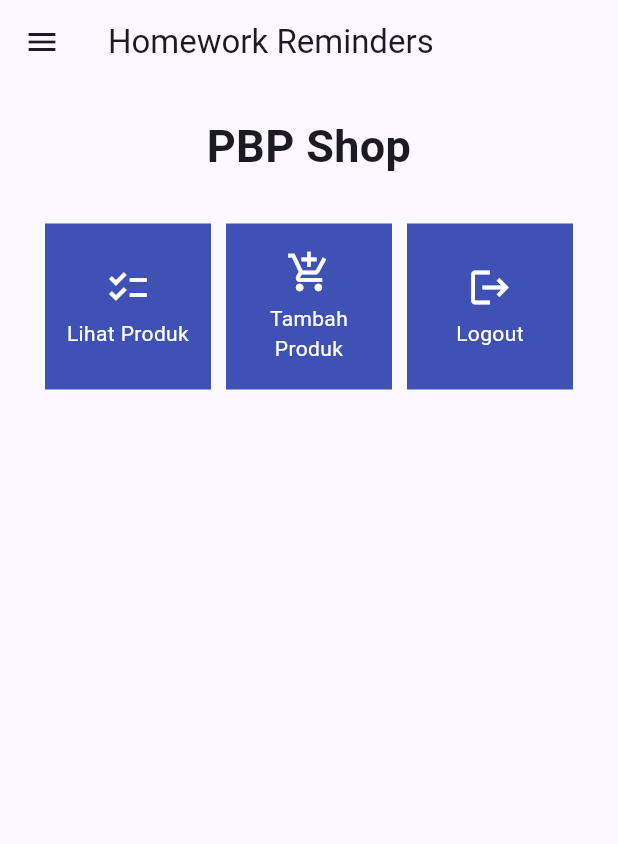
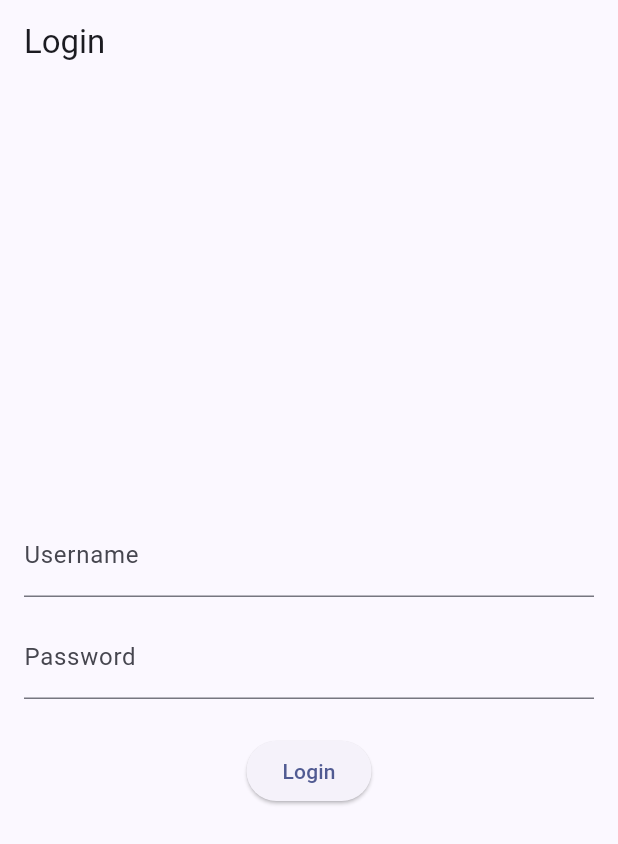
Before and after one commit to Metry630/homework_reminders-mobile, a Flutter app: the screen it shows after launch, on a phone screen of 412 x 824 dp. Shown: the top 844 px of the screen. Run offline on Flutter 3.47's test engine with Material 2 defaults, Android fonts, the phone set to English and light mode, and no system bars; missing offline and left inert: pbp_django_auth.

Commit message:
sudah bisa buka, belum ganti link jadi link deployment, masih ada error dengan get JSON dan django.db.utils.IntegrityError: NOT NULL constraint failed: main_product.amount waktu mau save

```diff
--- a/lib/main.dart
+++ b/lib/main.dart
@@ -1,7 +1,9 @@
 import 'package:flutter/material.dart';
+import 'package:pbp_django_auth/pbp_django_auth.dart';
+import 'package:provider/provider.dart';
+import 'package:homework_reminders/screens/login.dart';
 import 'package:homework_reminders/screens/menu.dart';
 
-// /Users/joshuajodrian/repos/flutter/bin
 void main() {
   runApp(const MyApp());
 }
@@ -12,28 +14,18 @@ class MyApp extends StatelessWidget {
   // This widget is the root of your application.
   @override
   Widget build(BuildContext context) {
-    return MaterialApp(
-      title: 'Flutter Demo',
-      theme: ThemeData(
-        // This is the theme of your application.
-        //
-        // TRY THIS: Try running your application with "flutter run". You'll see
-        // the application has a blue toolbar. Then, without quitting the app,
-        // try changing the seedColor in the colorScheme below to Colors.green
-        // and then invoke "hot reload" (save your changes or press the "hot
-        // reload" button in a Flutter-supported IDE, or press "r" if you used
-        // the command line to start the app).
-        //
-        // Notice that the counter didn't reset back to zero; the application
-        // state is not lost during the reload. To reset the state, use hot
-        // restart instead.
-        //
-        // This works for code too, not just values: Most code changes can be
-        // tested with just a hot reload.
-        colorScheme: ColorScheme.fromSeed(seedColor: Colors.indigo),
-        useMaterial3: true,
-      ),
-      home: MyHomePage(),
-    );
+    return Provider(
+        create: (_) {
+          CookieRequest request = CookieRequest();
+          return request;
+        },
+        child: MaterialApp(
+          title: 'Flutter Demo',
+          theme: ThemeData(
+            colorScheme: ColorScheme.fromSeed(seedColor: Colors.indigo),
+            useMaterial3: true,
+          ),
+          home: LoginPage(),
+        ));
   }
 }
--- /dev/null
+++ b/lib/screens/login.dart
@@ -0,0 +1,114 @@
+import 'package:homework_reminders/screens/menu.dart';
+import 'package:flutter/material.dart';
+import 'package:pbp_django_auth/pbp_django_auth.dart';
+import 'package:provider/provider.dart';
+
+void main() {
+  runApp(const LoginApp());
+}
+
+class LoginApp extends StatelessWidget {
+  const LoginApp({super.key});
+
+  @override
+  Widget build(BuildContext context) {
+    return MaterialApp(
+      title: 'Login',
+      theme: ThemeData(
+        primarySwatch: Colors.blue,
+      ),
+      home: const LoginPage(),
+    );
+  }
+}
+
+class LoginPage extends StatefulWidget {
+  const LoginPage({super.key});
+
+  @override
+  _LoginPageState createState() => _LoginPageState();
+}
+
+class _LoginPageState extends State<LoginPage> {
+  final TextEditingController _usernameController = TextEditingController();
+  final TextEditingController _passwordController = TextEditingController();
+
+  @override
+  Widget build(BuildContext context) {
+    final request = context.watch<CookieRequest>();
+    return Scaffold(
+      appBar: AppBar(
+        title: const Text('Login'),
+      ),
+      body: Container(
+        padding: const EdgeInsets.all(16.0),
+        child: Column(
+          mainAxisAlignment: MainAxisAlignment.center,
+          children: [
+            TextField(
+              controller: _usernameController,
+              decoration: const InputDecoration(
+                labelText: 'Username',
+              ),
+            ),
+            const SizedBox(height: 12.0),
+            TextField(
+              controller: _passwordController,
+              decoration: const InputDecoration(
+                labelText: 'Password',
+              ),
+              obscureText: true,
+            ),
+            const SizedBox(height: 24.0),
+            ElevatedButton(
+              onPressed: () async {
+                String username = _usernameController.text;
+                String password = _passwordController.text;
+
+                // Cek kredensial
+                // TODO: Ganti URL dan jangan lupa tambahkan trailing slash (/) di akhir URL!
+                // Untuk menyambungkan Android emulator dengan Django pada localhost,
+                // gunakan URL http://10.0.2.2/
+                final response =
+                    await request.login("http://127.0.0.1:8000/auth/login/", {
+                  'username': username,
+                  'password': password,
+                });
+
+                if (request.loggedIn) {
+                  String message = response['message'];
+                  String uname = response['username'];
+                  Navigator.pushReplacement(
+                    context,
+                    MaterialPageRoute(builder: (context) => MyHomePage()),
+                  );
+                  ScaffoldMessenger.of(context)
+                    ..hideCurrentSnackBar()
+                    ..showSnackBar(SnackBar(
+                        content: Text("$message Selamat datang, $uname.")));
+                } else {
+                  showDialog(
+                    context: context,
+                    builder: (context) => AlertDialog(
+                      title: const Text('Login Gagal'),
+                      content: Text(response['message']),
+                      actions: [
+                        TextButton(
+                          child: const Text('OK'),
+                          onPressed: () {
+                            Navigator.pop(context);
+                          },
+                        ),
+                      ],
+                    ),
+                  );
+                }
+              },
+              child: const Text('Login'),
+            ),
+          ],
+        ),
+      ),
+    );
+  }
+}
--- a/lib/screens/menu.dart
+++ b/lib/screens/menu.dart
@@ -1,55 +1,52 @@
 import 'package:flutter/material.dart';
+import 'package:flutter/material.dart';
+import 'package:homework_reminders/screens/menu.dart';
+import 'package:homework_reminders/widgets/left_drawer.dart';
+import 'package:homework_reminders/widgets/shop_card.dart';
 
-import 'package:homework_reminders/widgets/left_drawer.dart';
 import 'package:homework_reminders/screens/shoplist_form.dart';
 
-import 'package:homework_reminders/widgets/shop_card.dart';
 class MyHomePage extends StatelessWidget {
   MyHomePage({Key? key}) : super(key: key);
+
+  final List<ShopItem> items = [
+    ShopItem("Lihat Produk", Icons.checklist),
+    ShopItem("Tambah Produk", Icons.add_shopping_cart),
+    ShopItem("Logout", Icons.logout),
+  ];
 
   @override
   Widget build(BuildContext context) {
     return Scaffold(
       appBar: AppBar(
-                title: const Text(
-                'Homework Reminders',
+        title:
+            const Text('Shopping List', style: TextStyle(color: Colors.white)),
+        backgroundColor: Colors.indigo,
+        foregroundColor: Colors.white,
+      ),
+      drawer: const LeftDrawer(),
+      body: SingleChildScrollView(
+        child: Padding(
+          padding: const EdgeInsets.all(10.0),
+          child: Column(
+            children: <Widget>[
+              const Padding(
+                padding: EdgeInsets.only(top: 10, bottom: 10),
+                child: Text(
+                  "PBP Shop",
+                  textAlign: TextAlign.center,
+                  style: TextStyle(fontSize: 30, fontWeight: FontWeight.bold),
                 ),
               ),
-            drawer: const LeftDrawer(),
-
-            body: SingleChildScrollView(
-                // Widget wrapper yang dapat discroll
-                child: Padding(
-                padding: const EdgeInsets.all(10.0), // Set padding dari halaman
-                child: Column(
-                    // Widget untuk menampilkan children secara vertikal
-                    children: <Widget>[
-                    const Padding(
-                        padding: EdgeInsets.only(top: 10.0, bottom: 10.0),
-                        // Widget Text untuk menampilkan tulisan dengan alignment center dan style yang sesuai
-                        child: Text(
-                        'PBP Shop', // Text yang menandakan toko
-                        textAlign: TextAlign.center,
-                        style: TextStyle(
-                            fontSize: 30,
-                            fontWeight: FontWeight.bold,
-                        ),
-                        ),
-                    ),
-                    // Grid layout
               GridView.count(
-                        // Container pada card kita.
                 primary: true,
                 padding: const EdgeInsets.all(20),
                 crossAxisSpacing: 10,
                 mainAxisSpacing: 10,
                 crossAxisCount: 3,
                 shrinkWrap: true,
-                        children: items.map((ShopItem item) {
-                        // Iterasi untuk setiap item
-                        return ShopCard(item);
-                        }).toList(),
-                    ),
+                children: items.map((ShopItem item) => ShopCard(item)).toList(),
+              )
             ],
           ),
         ),
@@ -57,10 +54,3 @@ class MyHomePage extends StatelessWidget {
     );
   }
 }
-
-
-final List<ShopItem> items = [
-    ShopItem("Lihat Produk", Icons.checklist),
-    ShopItem("Tambah Produk", Icons.add_shopping_cart),
-    ShopItem("Logout", Icons.logout),
-];
--- a/pubspec.yaml
+++ b/pubspec.yaml
@@ -35,6 +35,8 @@ dependencies:
   # The following adds the Cupertino Icons font to your application.
   # Use with the CupertinoIcons class for iOS style icons.
   cupertino_icons: ^1.0.2
+  provider: ^6.1.1
+  pbp_django_auth: ^0.4.0
 
 dev_dependencies:
   flutter_test:
```
Also changed, not shown: lib/models/product.dart (added, +68 -0 lines), lib/screens/list_product.dart (added, +91 -0 lines), lib/screens/shoplist_form.dart (+47 -43 lines), lib/widgets/left_drawer.dart (+17 -7 lines), lib/widgets/shop_card.dart (+47 -26 lines), pubspec.lock, 1 other file. Lines whose indentation alone changed are shown as unchanged.
